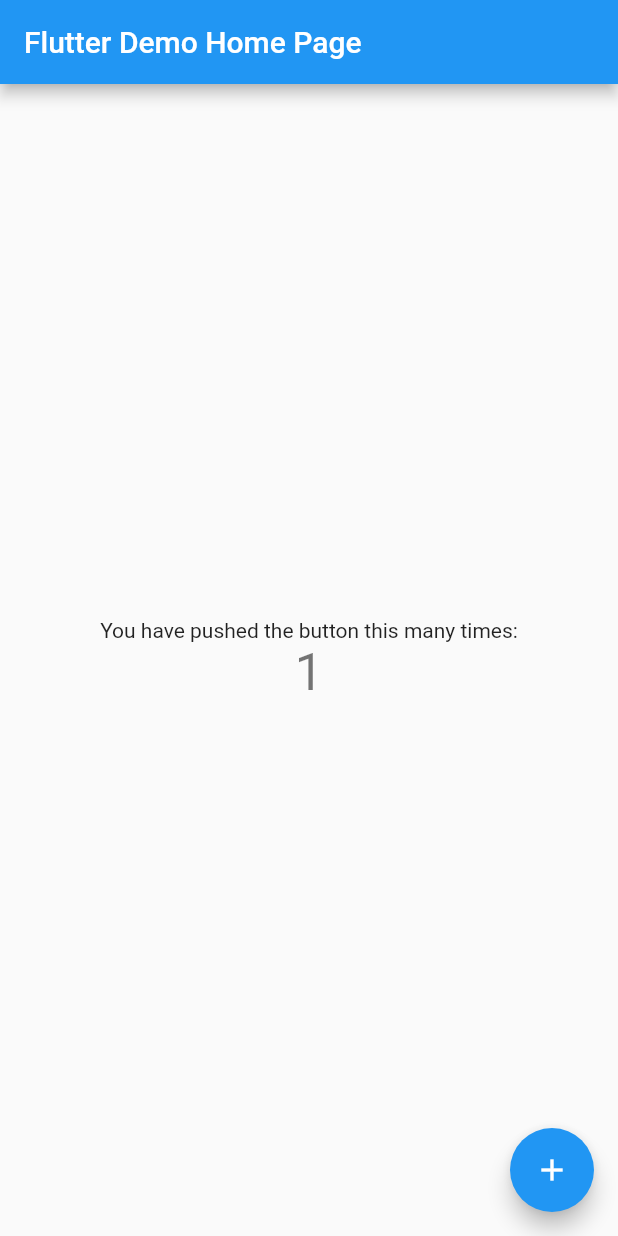
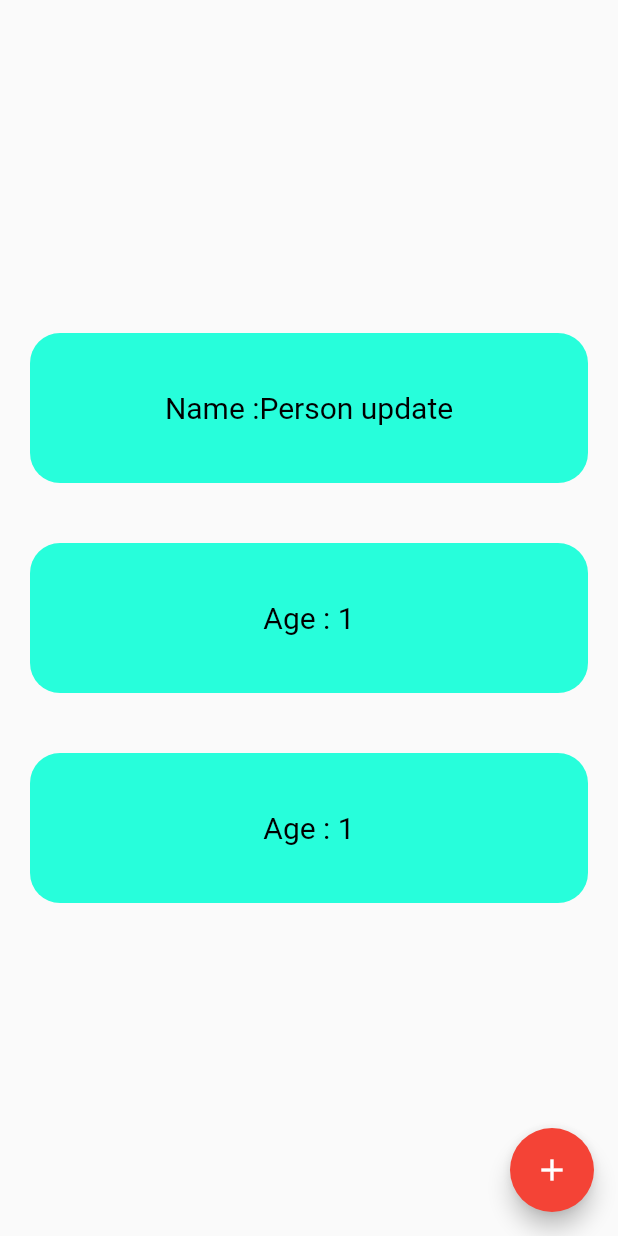
Before and after one commit to gandyang/getx_Reactive_State_management, a Flutter app: the screen it shows after launch, after a tap on the "add" icon, on a phone screen of 412 x 824 dp. Run offline on Flutter 3.47's test engine with Material 2 defaults, Android fonts, the phone set to English and light mode, and no system bars; our stand-ins replace get.

```diff
--- /dev/null
+++ b/lib/controller.dart
@@ -0,0 +1,14 @@
+import 'package:get/get.dart';
+import 'package:get/get_state_manager/src/simple/get_controllers.dart';
+import 'package:getx_sample2_flutter/model.dart';
+
+class Controller extends GetxController {
+  final person = Person().obs;
+
+  void updateInfo() {
+    person.update((val) {
+      val?.age++;
+      val?.name = 'Person update';
+    });
+  }
+}
--- a/lib/main.dart
+++ b/lib/main.dart
@@ -1,4 +1,6 @@
 import 'package:flutter/material.dart';
+import 'package:get/get_navigation/src/root/get_material_app.dart';
+import 'package:getx_sample2_flutter/personal_card.dart';
 
 void main() {
   runApp(const MyApp());
@@ -7,109 +9,10 @@ void main() {
 class MyApp extends StatelessWidget {
   const MyApp({Key? key}) : super(key: key);
 
-  // This widget is the root of your application.
   @override
   Widget build(BuildContext context) {
-    return MaterialApp(
-      title: 'Flutter Demo',
-      theme: ThemeData(
-        // This is the theme of your application.
-        //
-        // Try running your application with "flutter run". You'll see the
-        // application has a blue toolbar. Then, without quitting the app, try
-        // changing the primarySwatch below to Colors.green and then invoke
-        // "hot reload" (press "r" in the console where you ran "flutter run",
-        // or simply save your changes to "hot reload" in a Flutter IDE).
-        // Notice that the counter didn't reset back to zero; the application
-        // is not restarted.
-        primarySwatch: Colors.blue,
-      ),
-      home: const MyHomePage(title: 'Flutter Demo Home Page'),
+    return GetMaterialApp(
+      home: PersonalCard(),
     );
   }
 }
-
-class MyHomePage extends StatefulWidget {
-  const MyHomePage({Key? key, required this.title}) : super(key: key);
-
-  // This widget is the home page of your application. It is stateful, meaning
-  // that it has a State object (defined below) that contains fields that affect
-  // how it looks.
-
-  // This class is the configuration for the state. It holds the values (in this
-  // case the title) provided by the parent (in this case the App widget) and
-  // used by the build method of the State. Fields in a Widget subclass are
-  // always marked "final".
-
-  final String title;
-
-  @override
-  State<MyHomePage> createState() => _MyHomePageState();
-}
-
-class _MyHomePageState extends State<MyHomePage> {
-  int _counter = 0;
-
-  void _incrementCounter() {
-    setState(() {
-      // This call to setState tells the Flutter framework that something has
-      // changed in this State, which causes it to rerun the build method below
-      // so that the display can reflect the updated values. If we changed
-      // _counter without calling setState(), then the build method would not be
-      // called again, and so nothing would appear to happen.
-      _counter++;
-    });
-  }
-
-  @override
-  Widget build(BuildContext context) {
-    // This method is rerun every time setState is called, for instance as done
-    // by the _incrementCounter method above.
-    //
-    // The Flutter framework has been optimized to make rerunning build methods
-    // fast, so that you can just rebuild anything that needs updating rather
-    // than having to individually change instances of widgets.
-    return Scaffold(
-      appBar: AppBar(
-        // Here we take the value from the MyHomePage object that was created by
-        // the App.build method, and use it to set our appbar title.
-        title: Text(widget.title),
-      ),
-      body: Center(
-        // Center is a layout widget. It takes a single child and positions it
-        // in the middle of the parent.
-        child: Column(
-          // Column is also a layout widget. It takes a list of children and
-          // arranges them vertically. By default, it sizes itself to fit its
-          // children horizontally, and tries to be as tall as its parent.
-          //
-          // Invoke "debug painting" (press "p" in the console, choose the
-          // "Toggle Debug Paint" action from the Flutter Inspector in Android
-          // Studio, or the "Toggle Debug Paint" command in Visual Studio Code)
-          // to see the wireframe for each widget.
-          //
-          // Column has various properties to control how it sizes itself and
-          // how it positions its children. Here we use mainAxisAlignment to
-          // center the children vertically; the main axis here is the vertical
-          // axis because Columns are vertical (the cross axis would be
-          // horizontal).
-          mainAxisAlignment: MainAxisAlignment.center,
-          children: <Widget>[
-            const Text(
-              'You have pushed the button this many times:',
-            ),
-            Text(
-              '$_counter',
-              style: Theme.of(context).textTheme.headline4,
-            ),
-          ],
-        ),
-      ),
-      floatingActionButton: FloatingActionButton(
-        onPressed: _incrementCounter,
-        tooltip: 'Increment',
-        child: const Icon(Icons.add),
-      ), // This trailing comma makes auto-formatting nicer for build methods.
-    );
-  }
-}
--- a/lib/model.dart
+++ b/lib/model.dart
@@ -1,3 +1,5 @@
-import 'package:get/get.dart';
-
-class PersonalCard extends GetxController {}
+class Person {
+  Person({this.age = 0, this.name = ''});
+  int age;
+  String name;
+}
--- /dev/null
+++ b/lib/personal_card.dart
@@ -0,0 +1,79 @@
+import 'package:flutter/cupertino.dart';
+import 'package:flutter/material.dart';
+import 'package:get/get.dart';
+import 'package:getx_sample2_flutter/controller.dart';
+
+class PersonalCard extends StatelessWidget {
+  PersonalCard({Key? key}) : super(key: key);
+  final Controller controller = Get.put(Controller());
+  @override
+  Widget build(BuildContext context) {
+    return Scaffold(
+      body: Center(
+        child: Column(
+          mainAxisAlignment: MainAxisAlignment.center,
+          crossAxisAlignment: CrossAxisAlignment.center,
+          children: [
+            Container(
+                margin: const EdgeInsets.all(20),
+                width: double.maxFinite,
+                height: 100,
+                decoration: BoxDecoration(
+                  borderRadius: BorderRadius.circular(20),
+                  color: const Color.fromARGB(221, 7, 255, 214),
+                ),
+                child: Center(
+                  child: GetX<Controller>(
+                    builder: (_) => Text(
+                      'Name :${controller.person().name}',
+                      style: const TextStyle(fontSize: 20, color: Colors.black),
+                    ),
+                  ),
+                )),
+            Container(
+              margin: const EdgeInsets.all(20),
+              width: double.maxFinite,
+              height: 100,
+              decoration: BoxDecoration(
+                borderRadius: BorderRadius.circular(20),
+                color: const Color.fromARGB(221, 7, 255, 214),
+              ),
+              child: Center(
+                child: Obx(
+                  () => Text(
+                    'Age : ${controller.person().age}',
+                    style: const TextStyle(fontSize: 20, color: Colors.black),
+                  ),
+                ),
+              ),
+            ),
+            Container(
+                margin: const EdgeInsets.all(20),
+                width: double.maxFinite,
+                height: 100,
+                decoration: BoxDecoration(
+                  borderRadius: BorderRadius.circular(20),
+                  color: const Color.fromARGB(221, 7, 255, 214),
+                ),
+                child: Center(
+                  child: GetX(
+                    init: Controller(),
+                    builder: (controller) => Text(
+                      'Age : ${Get.find<Controller>().person().age}',
+                      style: const TextStyle(fontSize: 20, color: Colors.black),
+                    ),
+                  ),
+                )),
+          ],
+        ),
+      ),
+      floatingActionButton: FloatingActionButton(
+        onPressed: () {
+          controller.updateInfo();
+        },
+        child: const Icon(Icons.add),
+        backgroundColor: Colors.red,
+      ),
+    );
+  }
+}
--- a/pubspec.yaml
+++ b/pubspec.yaml
@@ -34,6 +34,7 @@ dependencies:
   # The following adds the Cupertino Icons font to your application.
   # Use with the CupertinoIcons class for iOS style icons.
   cupertino_icons: ^1.0.2
+  get: ^4.6.5
 
 dev_dependencies:
   flutter_test:
```
Also changed, not shown: pubspec.lock.
